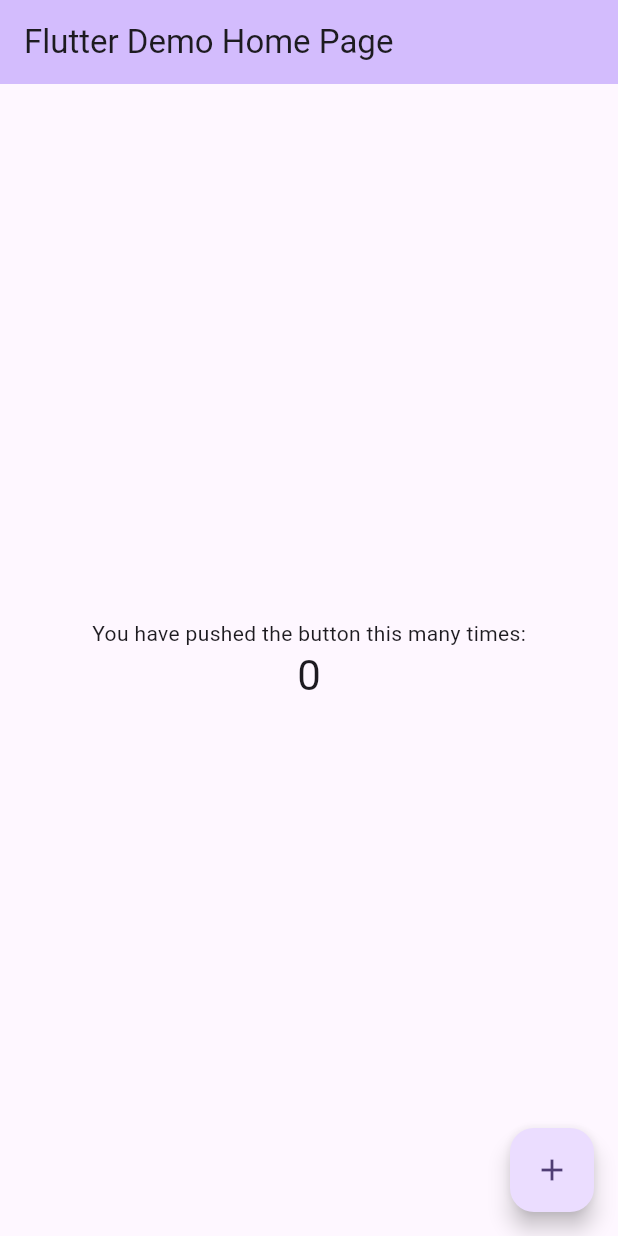
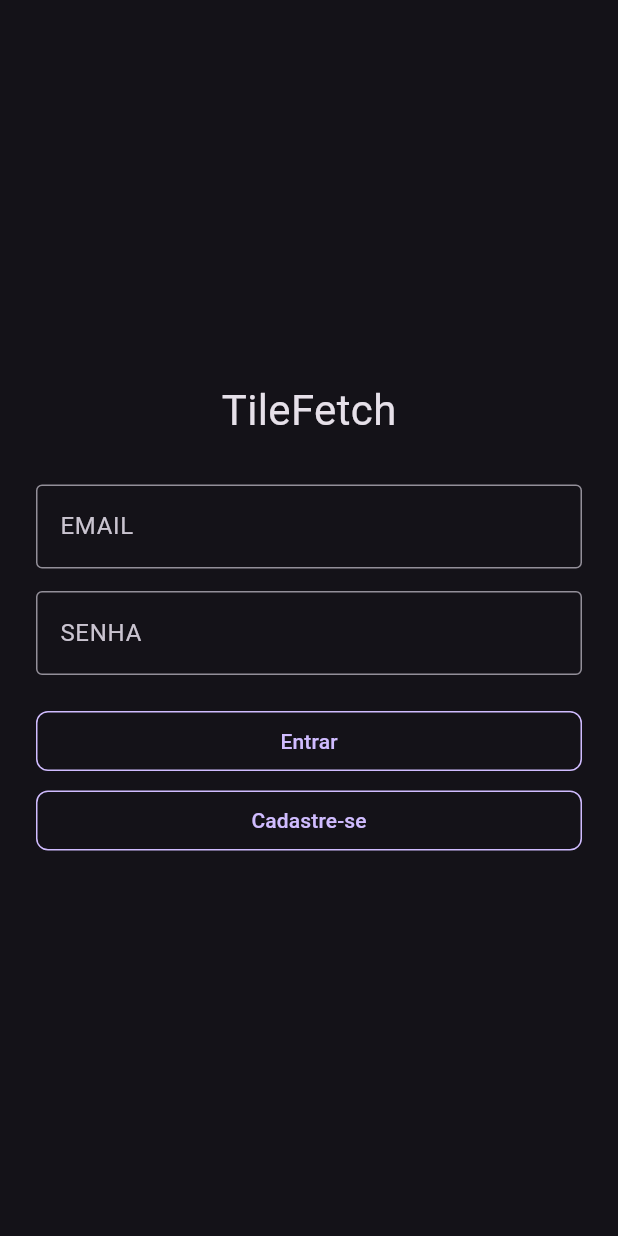
Before and after one commit to sophpg/TileFetch, a Flutter app: the screen it shows after launch, on a phone screen of 412 x 824 dp. Run offline on Flutter 3.47's test engine with Material 3 defaults, Android fonts, the phone set to English and light mode, and no system bars.

Commit message:
Primeiro protótipo - Login + Cadastro
Co-authored-by: Copilot <copilot@github.com>

```diff
--- /dev/null
+++ b/lib/login_page.dart
@@ -0,0 +1,83 @@
+import 'package:flutter/material.dart';
+import 'register_page.dart';
+
+class LoginPage extends StatelessWidget {
+  const LoginPage({super.key});
+
+  @override
+  Widget build(BuildContext context) {
+    return Scaffold(
+      body: Padding(
+        padding: const EdgeInsets.all(24),
+        child: Column(
+          mainAxisAlignment: MainAxisAlignment.center,
+          children: [
+            const Text("TileFetch", style: TextStyle(fontSize: 28)),
+
+            const SizedBox(height: 30),
+
+            TextField(
+              decoration: InputDecoration(
+                labelText: "EMAIL",
+                border: OutlineInputBorder(),
+              ),
+            ),
+
+            const SizedBox(height: 15),
+
+            TextField(
+              obscureText: true,
+              decoration: InputDecoration(
+                labelText: "SENHA",
+                border: OutlineInputBorder(),
+              ),
+            ),
+
+            const SizedBox(height: 20),
+
+            SizedBox(
+              width: double.infinity,
+              child: TextButton(
+                style: ElevatedButton.styleFrom(
+                  side: BorderSide(
+                    color: Theme.of(context).colorScheme.primary,
+                    width: 1,
+                  ),
+                  shape: RoundedRectangleBorder(
+                    borderRadius: BorderRadius.circular(8),
+                  ),
+                ),
+                onPressed: () {},
+                child: const Text("Entrar"),
+              ),
+            ),
+
+            const SizedBox(height: 5),
+
+            SizedBox(
+              width: double.infinity,
+              child: TextButton(
+                style: TextButton.styleFrom(
+                  side: BorderSide(
+                    color: Theme.of(context).colorScheme.primary,
+                    width: 1,
+                  ),
+                  shape: RoundedRectangleBorder(
+                    borderRadius: BorderRadius.circular(8),
+                  ),
+                ),
+                onPressed: () {
+                  Navigator.push(
+                    context,
+                    MaterialPageRoute(builder: (_) => const RegisterPage()),
+                  );
+                },
+                child: const Text("Cadastre-se"),
+              ),
+            ),
+          ],
+        ),
+      ),
+    );
+  }
+}
--- a/lib/main.dart
+++ b/lib/main.dart
@@ -1,4 +1,5 @@
 import 'package:flutter/material.dart';
+import 'login_page.dart';
 
 void main() {
   runApp(const MyApp());
@@ -7,116 +8,13 @@ void main() {
 class MyApp extends StatelessWidget {
   const MyApp({super.key});
 
-  // This widget is the root of your application.
   @override
   Widget build(BuildContext context) {
     return MaterialApp(
-      title: 'Flutter Demo',
-      theme: ThemeData(
-        // This is the theme of your application.
-        //
-        // TRY THIS: Try running your application with "flutter run". You'll see
-        // the application has a purple toolbar. Then, without quitting the app,
-        // try changing the seedColor in the colorScheme below to Colors.green
-        // and then invoke "hot reload" (save your changes or press the "hot
-        // reload" button in a Flutter-supported IDE, or press "r" if you used
-        // the command line to start the app).
-        //
-        // Notice that the counter didn't reset back to zero; the application
-        // state is not lost during the reload. To reset the state, use hot
-        // restart instead.
-        //
-        // This works for code too, not just values: Most code changes can be
-        // tested with just a hot reload.
-        colorScheme: ColorScheme.fromSeed(seedColor: Colors.deepPurple),
-      ),
-      home: const MyHomePage(title: 'Flutter Demo Home Page'),
+      debugShowCheckedModeBanner: false,
+      title: 'TileFetch',
+      theme: ThemeData.dark(),
+      home: const LoginPage(),
     );
   }
 }
-
-class MyHomePage extends StatefulWidget {
-  const MyHomePage({super.key, required this.title});
-
-  // This widget is the home page of your application. It is stateful, meaning
-  // that it has a State object (defined below) that contains fields that affect
-  // how it looks.
-
-  // This class is the configuration for the state. It holds the values (in this
-  // case the title) provided by the parent (in this case the App widget) and
-  // used by the build method of the State. Fields in a Widget subclass are
-  // always marked "final".
-
-  final String title;
-
-  @override
-  State<MyHomePage> createState() => _MyHomePageState();
-}
-
-class _MyHomePageState extends State<MyHomePage> {
-  int _counter = 0;
-
-  void _incrementCounter() {
-    setState(() {
-      // This call to setState tells the Flutter framework that something has
-      // changed in this State, which causes it to rerun the build method below
-      // so that the display can reflect the updated values. If we changed
-      // _counter without calling setState(), then the build method would not be
-      // called again, and so nothing would appear to happen.
-      _counter++;
-    });
-  }
-
-  @override
-  Widget build(BuildContext context) {
-    // This method is rerun every time setState is called, for instance as done
-    // by the _incrementCounter method above.
-    //
-    // The Flutter framework has been optimized to make rerunning build methods
-    // fast, so that you can just rebuild anything that needs updating rather
-    // than having to individually change instances of widgets.
-    return Scaffold(
-      appBar: AppBar(
-        // TRY THIS: Try changing the color here to a specific color (to
-        // Colors.amber, perhaps?) and trigger a hot reload to see the AppBar
-        // change color while the other colors stay the same.
-        backgroundColor: Theme.of(context).colorScheme.inversePrimary,
-        // Here we take the value from the MyHomePage object that was created by
-        // the App.build method, and use it to set our appbar title.
-        title: Text(widget.title),
-      ),
-      body: Center(
-        // Center is a layout widget. It takes a single child and positions it
-        // in the middle of the parent.
-        child: Column(
-          // Column is also a layout widget. It takes a list of children and
-          // arranges them vertically. By default, it sizes itself to fit its
-          // children horizontally, and tries to be as tall as its parent.
-          //
-          // Column has various properties to control how it sizes itself and
-          // how it positions its children. Here we use mainAxisAlignment to
-          // center the children vertically; the main axis here is the vertical
-          // axis because Columns are vertical (the cross axis would be
-          // horizontal).
-          //
-          // TRY THIS: Invoke "debug painting" (choose the "Toggle Debug Paint"
-          // action in the IDE, or press "p" in the console), to see the
-          // wireframe for each widget.
-          mainAxisAlignment: MainAxisAlignment.center,
-          children: <Widget>[
-            const Text('You have pushed the button this many times:'),
-            Text(
-              '$_counter',
-              style: Theme.of(context).textTheme.headlineMedium,
-            ),
-          ],
-        ),
-      ),
-      floatingActionButton: FloatingActionButton(
-        onPressed: _incrementCounter,
-        tooltip: 'Increment',
-        child: const Icon(Icons.add),
-      ), // This trailing comma makes auto-formatting nicer for build methods.
-    );
-  }
-}
```
Also changed, not shown: lib/register_page.dart (added, +170 -0 lines), lib/home_page.dart (added).
